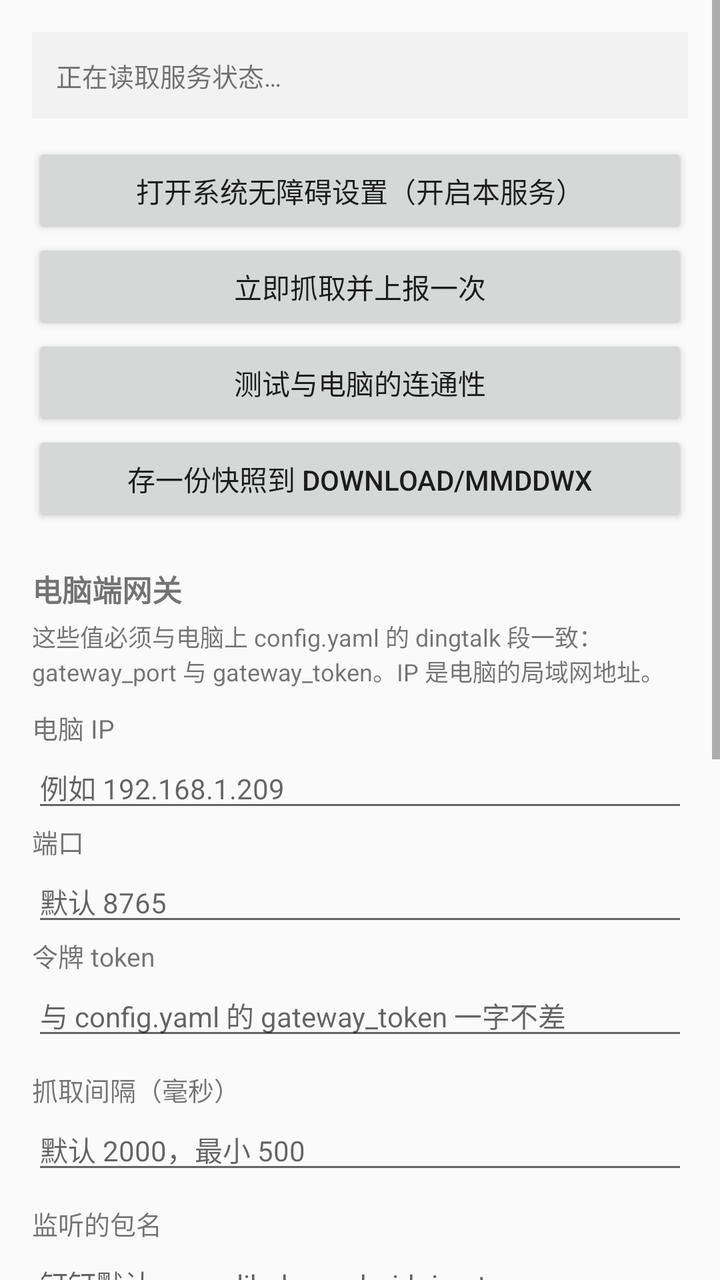
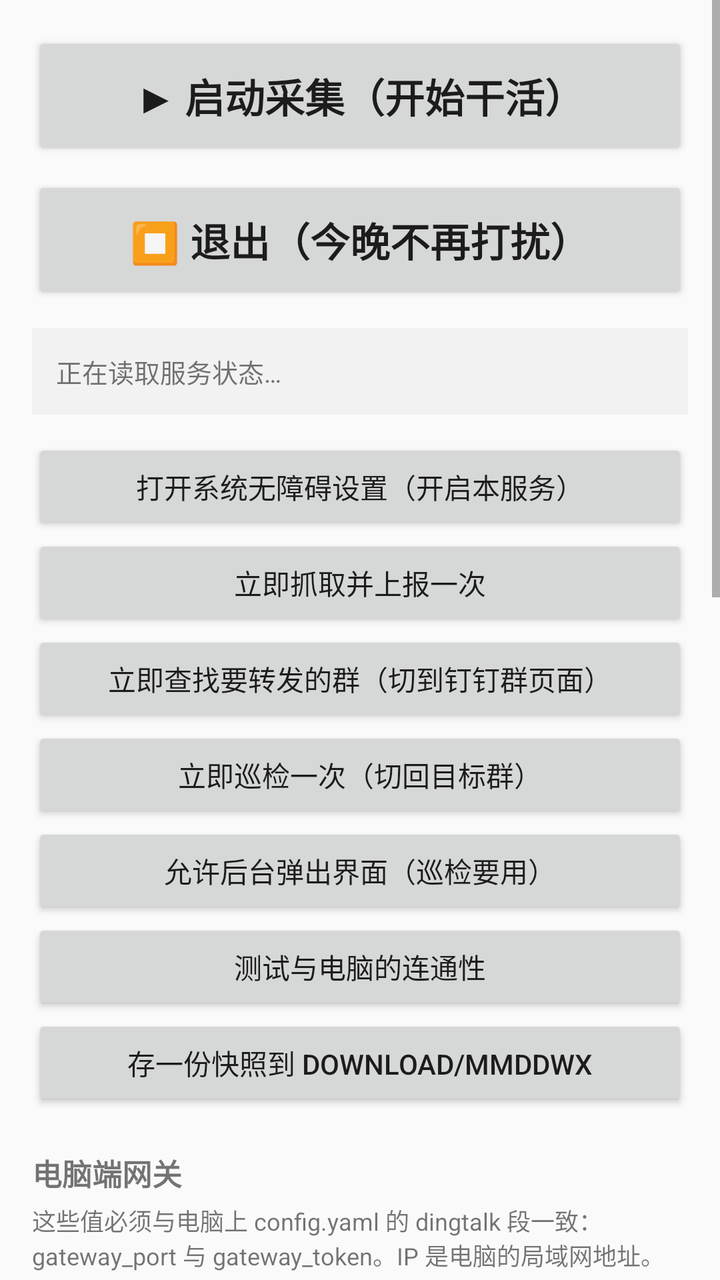

Before-and-after screenshots of an Android layout around one commit, followed by the original layout XML and the change that was made.
<!-- AndroidManifest.xml: application theme android:Theme.Material.Light -->
<!-- res/layout/activity_main.xml -->
<?xml version="1.0" encoding="utf-8"?>
<ScrollView xmlns:android="http://schemas.android.com/apk/res/android"
    android:layout_width="match_parent"
    android:layout_height="match_parent"
    android:fillViewport="true">

    <LinearLayout
        android:layout_width="match_parent"
        android:layout_height="wrap_content"
        android:orientation="vertical"
        android:padding="16dp">

        <TextView
            android:id="@+id/status"
            android:layout_width="match_parent"
            android:layout_height="wrap_content"
            android:background="#F2F2F2"
            android:padding="12dp"
            android:textSize="13sp"
            android:text="@string/status_placeholder" />

        <Button
            android:id="@+id/btn_access"
            android:layout_width="match_parent"
            android:layout_height="wrap_content"
            android:layout_marginTop="12dp"
            android:text="@string/btn_access" />

        <Button
            android:id="@+id/btn_capture"
            android:layout_width="match_parent"
            android:layout_height="wrap_content"
            android:text="@string/btn_capture" />

        <Button
            android:id="@+id/btn_ping"
            android:layout_width="match_parent"
            android:layout_height="wrap_content"
            android:text="@string/btn_ping" />

        <Button
            android:id="@+id/btn_snapshot"
            android:layout_width="match_parent"
            android:layout_height="wrap_content"
            android:text="@string/btn_snapshot" />

        <TextView
            android:layout_width="match_parent"
            android:layout_height="wrap_content"
            android:layout_marginTop="20dp"
            android:textSize="15sp"
            android:textStyle="bold"
            android:text="@string/section_server" />

        <TextView
            android:layout_width="match_parent"
            android:layout_height="wrap_content"
            android:layout_marginTop="4dp"
            android:textSize="12sp"
            android:text="@string/hint_server" />

        <TextView
            android:layout_width="match_parent"
            android:layout_height="wrap_content"
            android:layout_marginTop="10dp"
            android:textSize="13sp"
            android:text="@string/label_host" />

        <EditText
            android:id="@+id/et_host"
            android:layout_width="match_parent"
            android:layout_height="wrap_content"
            android:hint="@string/hint_host"
            android:inputType="text"
            android:textSize="14sp" />

        <TextView
            android:layout_width="match_parent"
            android:layout_height="wrap_content"
            android:textSize="13sp"
            android:text="@string/label_port" />

        <EditText
            android:id="@+id/et_port"
            android:layout_width="match_parent"
            android:layout_height="wrap_content"
            android:hint="@string/hint_port"
            android:inputType="number"
            android:textSize="14sp" />

        <TextView
            android:layout_width="match_parent"
            android:layout_height="wrap_content"
            android:textSize="13sp"
            android:text="@string/label_token" />

        <EditText
            android:id="@+id/et_token"
            android:layout_width="match_parent"
            android:layout_height="wrap_content"
            android:hint="@string/hint_token"
            android:inputType="text"
            android:textSize="14sp" />

        <TextView
            android:layout_width="match_parent"
            android:layout_height="wrap_content"
            android:layout_marginTop="10dp"
            android:textSize="13sp"
            android:text="@string/label_interval" />

        <EditText
            android:id="@+id/et_interval"
            android:layout_width="match_parent"
            android:layout_height="wrap_content"
            android:hint="@string/hint_interval"
            android:inputType="number"
            android:textSize="14sp" />

        <TextView
            android:layout_width="match_parent"
            android:layout_height="wrap_content"
            android:layout_marginTop="10dp"
            android:textSize="13sp"
            android:text="@string/label_target" />

        <EditText
            android:id="@+id/et_target"
            android:layout_width="match_parent"
            android:layout_height="wrap_content"
            android:hint="@string/hint_target"
            android:inputType="text"
            android:textSize="14sp" />

        <CheckBox
            android:id="@+id/cb_snapshot"
            android:layout_width="match_parent"
            android:layout_height="wrap_content"
            android:layout_marginTop="10dp"
            android:textSize="13sp"
            android:text="@string/label_snapshot" />

        <TextView
            android:layout_width="match_parent"
            android:layout_height="wrap_content"
            android:layout_marginTop="20dp"
            android:textSize="15sp"
            android:textStyle="bold"
            android:text="@string/section_keepalive" />

        <TextView
            android:layout_width="match_parent"
            android:layout_height="wrap_content"
            android:layout_marginTop="4dp"
            android:textSize="12sp"
            android:text="@string/hint_keepalive" />

        <Button
            android:id="@+id/btn_battery"
            android:layout_width="match_parent"
            android:layout_height="wrap_content"
            android:text="@string/btn_battery" />

        <Button
            android:id="@+id/btn_startup"
            android:layout_width="match_parent"
            android:layout_height="wrap_content"
            android:text="@string/btn_startup" />

        <Button
            android:id="@+id/btn_save"
            android:layout_width="match_parent"
            android:layout_height="wrap_content"
            android:layout_marginTop="12dp"
            android:text="@string/btn_save" />

        <TextView
            android:layout_width="match_parent"
            android:layout_height="wrap_content"
            android:layout_marginTop="16dp"
            android:textSize="12sp"
            android:text="@string/footer_tips" />
    </LinearLayout>
</ScrollView>
<!-- resources referenced by this layout -->
<resources>
  <string name="btn_access">打开系统无障碍设置（开启本服务）</string>
  <string name="btn_battery">① 允许后台常驻（忽略电池优化）</string>
  <string name="btn_capture">立即抓取并上报一次</string>
  <string name="btn_ping">测试与电脑的连通性</string>
  <string name="btn_save">保存设置</string>
  <string name="btn_snapshot">存一份快照到 Download/mmddwx</string>
  <string name="btn_startup">② 应用启动管理里设为「手动管理」</string>
  <string name="footer_tips">使用前提：钉钉停在目标群聊页并保持亮屏。本服务只读节点树，不点击、不输入、不改动钉钉里的任何内容。建议同时在系统「电池」里把本应用设为「不允许后台省电」。</string>
  <string name="hint_host">例如 192.168.1.209</string>
  <string name="hint_interval">默认 2000，最小 500</string>
  <string name="hint_keepalive">华为/小米这类系统在内存紧张时会连同无障碍服务一起回收，被回收后它不会自己回来 —— 表现就是「群里再没有新消息」，而这往往很久之后才被发现。下面两项做完能显著降低被清理的概率，但无法保证 100%（系统级清理是厂商策略，应用没有权限强行恢复）。</string>
  <string name="hint_port">默认 8765</string>
  <string name="hint_server">这些值必须与电脑上 config.yaml 的 dingtalk 段一致：gateway_port 与 gateway_token。IP 是电脑的局域网地址。</string>
  <string name="hint_target">钉钉默认 com.alibaba.android.rimet</string>
  <string name="hint_token">与 config.yaml 的 gateway_token 一字不差</string>
  <string name="label_host">电脑 IP</string>
  <string name="label_interval">抓取间隔（毫秒）</string>
  <string name="label_port">端口</string>
  <string name="label_snapshot">画面变化时同时存一份快照到 Download/mmddwx（网络不通时的兜底取证）</string>
  <string name="label_target">监听的包名</string>
  <string name="label_token">令牌 token</string>
  <string name="section_keepalive">保活（别让系统把采集掐掉）</string>
  <string name="section_server">电脑端网关</string>
  <string name="status_placeholder">正在读取服务状态…</string>
</resources>

<!-- the commit's change to res/layout/activity_main.xml (unified diff, before → after) -->
@@ -10,14 +10,33 @@
         android:orientation="vertical"
         android:padding="16dp">
 
-        <TextView
-            android:id="@+id/status"
-            android:layout_width="match_parent"
-            android:layout_height="wrap_content"
-            android:background="#F2F2F2"
-            android:padding="12dp"
-            android:textSize="13sp"
-            android:text="@string/status_placeholder" />
+    
+    <Button
+        android:id="@+id/btn_start"
+        android:layout_width="match_parent"
+        android:layout_height="64dp"
+        android:textSize="20sp"
+        android:textStyle="bold"
+        android:text="@string/btn_start" />
+
+    <Button
+        android:id="@+id/btn_exit"
+        android:layout_width="match_parent"
+        android:layout_height="64dp"
+        android:layout_marginTop="8dp"
+        android:textSize="20sp"
+        android:textStyle="bold"
+        android:text="@string/btn_exit" />
+
+    <TextView
+        android:id="@+id/status"
+        android:layout_width="match_parent"
+        android:layout_height="wrap_content"
+        android:layout_marginTop="12dp"
+        android:background="#F2F2F2"
+        android:padding="12dp"
+        android:textSize="13sp"
+        android:text="@string/status_placeholder" />
 
         <Button
             android:id="@+id/btn_access"
@@ -31,6 +50,25 @@
             android:layout_width="match_parent"
             android:layout_height="wrap_content"
             android:text="@string/btn_capture" />
+
+        
+        <Button
+            android:id="@+id/btn_find_group"
+            android:layout_width="match_parent"
+            android:layout_height="wrap_content"
+            android:text="@string/btn_find_group" />
+
+        <Button
+            android:id="@+id/btn_watch"
+            android:layout_width="match_parent"
+            android:layout_height="wrap_content"
+            android:text="@string/btn_watch" />
+
+        <Button
+            android:id="@+id/btn_overlay"
+            android:layout_width="match_parent"
+            android:layout_height="wrap_content"
+            android:text="@string/btn_overlay" />
 
         <Button
             android:id="@+id/btn_ping"
<!-- resource entries referenced after the edit -->
@@ -3,10 +3,15 @@
   <string name="btn_access">打开系统无障碍设置（开启本服务）</string>
   <string name="btn_battery">① 允许后台常驻（忽略电池优化）</string>
   <string name="btn_capture">立即抓取并上报一次</string>
+  <string name="btn_exit">⏹ 退出（今晚不再打扰）</string>
+  <string name="btn_find_group">立即查找要转发的群（切到钉钉群页面）</string>
+  <string name="btn_overlay">允许后台弹出界面（巡检要用）</string>
   <string name="btn_ping">测试与电脑的连通性</string>
   <string name="btn_save">保存设置</string>
   <string name="btn_snapshot">存一份快照到 Download/mmddwx</string>
+  <string name="btn_start">▶ 启动采集（开始干活）</string>
   <string name="btn_startup">② 应用启动管理里设为「手动管理」</string>
+  <string name="btn_watch">立即巡检一次（切回目标群）</string>
   <string name="footer_tips">使用前提：钉钉停在目标群聊页并保持亮屏。本服务只读节点树，不点击、不输入、不改动钉钉里的任何内容。建议同时在系统「电池」里把本应用设为「不允许后台省电」。</string>
   <string name="hint_host">例如 192.168.1.209</string>
   <string name="hint_interval">默认 2000，最小 500</string>
